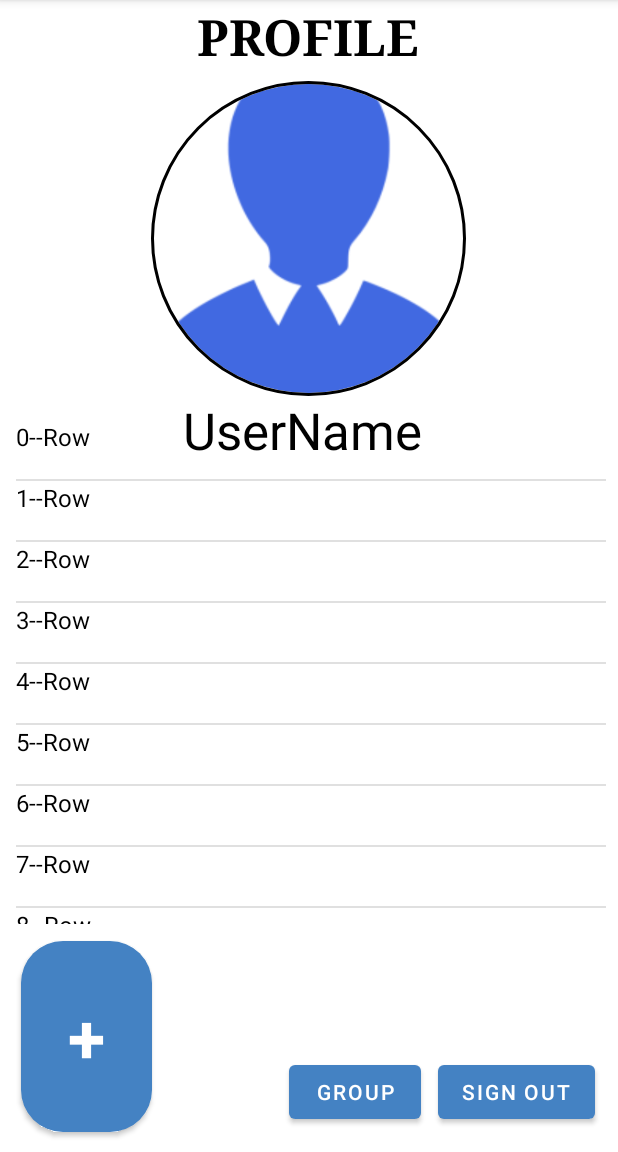
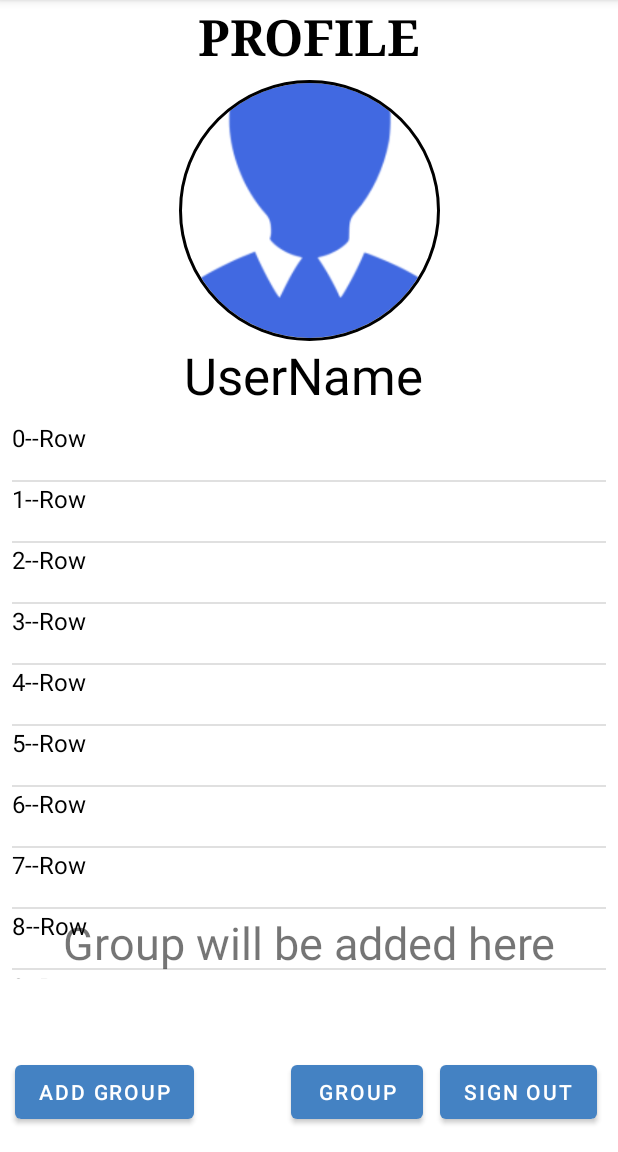
Before and after one commit to Divyang-Sharma/Split-It, an Android app: the ProfileActivity screen opened directly, with no data from a screen before it, on a phone screen of 412 x 824 dp, the part 84-1236 px from its top. Run offline under Robolectric (Android 15) with nearby library versions, the phone set to English and light mode, and no system bars; our stand-ins replace CircleImageView.

Commit message:
Profile-page + Dialog

```diff
--- a/app/src/main/java/com/example/split_it/ProfileActivity.java
+++ b/app/src/main/java/com/example/split_it/ProfileActivity.java
@@ -16,6 +16,7 @@ import android.widget.Button;
 import android.widget.ImageView;
 import android.widget.TextView;
 
+
 import com.bumptech.glide.Glide;
 import com.google.android.gms.auth.api.signin.GoogleSignIn;
 import com.google.android.gms.auth.api.signin.GoogleSignInAccount;
@@ -28,14 +29,16 @@ import java.time.Instant;
 import java.util.ArrayList;
 import java.util.List;
 
-public class ProfileActivity extends AppCompatActivity {
+public class ProfileActivity extends AppCompatActivity implements ExampleDialog.ExampleDialogListener {
     GoogleSignInOptions gso;
     GoogleSignInClient gsc;
     TextView name, email;
     Button signOutBtn;
     ImageView ProfilePhoto;
     Button groupBtn;
+    private TextView textViewUsername;
 
+    private Button button;
 
     @Override
     protected void onCreate(Bundle savedInstanceState) {
@@ -68,6 +71,16 @@ public class ProfileActivity extends AppCompatActivity {
             Glide.with(this).load(String.valueOf(Photo)).placeholder(defaultimage).into(ProfilePhoto);
 
         }
+//Dialog
+        textViewUsername = (TextView) findViewById(R.id.textview_username);
+
+        button = (Button) findViewById(R.id.button);
+        button.setOnClickListener(new View.OnClickListener() {
+                                      @Override
+                                      public void onClick(View v) {
+                                          openDialog();
+                                      }
+        });
 //Sign-Out Button On Click Listener
         signOutBtn.setOnClickListener(new View.OnClickListener() {
             @Override
@@ -100,7 +113,22 @@ public class ProfileActivity extends AppCompatActivity {
             data.add(String.valueOf(i) + "--Row");
         }
         return data;
+
     }
+    //Dialog Funtions
+    public void openDialog() {
+        ExampleDialog exampleDialog = new ExampleDialog();
+        exampleDialog.show(getSupportFragmentManager(), "example dialog");
+    }
+
+    @Override
+    public void applyTexts(String username) {
+        textViewUsername.setText(username);
+
+    }
+
+
+
 //Sign-Out
     void signOut(){
         gsc.signOut().addOnCompleteListener(new OnCompleteListener<Void>() {
@@ -110,5 +138,6 @@ public class ProfileActivity extends AppCompatActivity {
                 startActivity(new Intent(ProfileActivity.this,LoginActivity.class));
             }
         });
+
     }
 }
--- a/app/src/main/res/layout/activity_profile.xml
+++ b/app/src/main/res/layout/activity_profile.xml
@@ -14,16 +14,13 @@
         android:layout_height="wrap_content"
         android:layout_centerHorizontal="true"
         android:layout_centerVertical="true"
-        android:layout_marginBottom="13dp"
+        android:layout_marginStart="34dp"
+        android:layout_marginTop="227dp"
         android:text="UserName"
         android:textColor="@color/black"
         android:textSize="34sp"
-        app:layout_constraintBottom_toTopOf="@+id/recycler_view"
-        app:layout_constraintEnd_toEndOf="parent"
-        app:layout_constraintHorizontal_bias="0.484"
-        app:layout_constraintStart_toStartOf="parent"
-        app:layout_constraintTop_toBottomOf="@+id/ProfilePhoto"
-        app:layout_constraintVertical_bias="0.0" />
+        app:layout_constraintStart_toStartOf="@+id/ProfilePhoto"
+        app:layout_constraintTop_toTopOf="parent" />
 
     <Button
         android:id="@+id/signout"
@@ -31,27 +28,26 @@
         android:layout_height="wrap_content"
         android:layout_alignParentBottom="true"
         android:layout_centerHorizontal="true"
-        android:layout_marginEnd="15dp"
+        android:layout_marginEnd="14dp"
         android:layout_marginBottom="16dp"
         android:text="Sign out"
         app:layout_constraintBottom_toBottomOf="parent"
-        app:layout_constraintEnd_toEndOf="parent"
-        app:layout_constraintStart_toEndOf="@+id/dummy_button" />
+        app:layout_constraintEnd_toEndOf="parent" />
 
 
     <de.hdodenhof.circleimageview.CircleImageView
         android:id="@+id/ProfilePhoto"
         android:layout_width="235dp"
-        android:layout_height="0dp"
-        android:layout_marginBottom="504dp"
+        android:layout_height="174dp"
+        android:layout_marginTop="53dp"
+        android:layout_marginBottom="53dp"
         android:src="@drawable/image"
         app:civ_border_color="@color/black"
         app:civ_border_width="2dp"
-        app:layout_constraintBottom_toBottomOf="parent"
+        app:layout_constraintBottom_toTopOf="@+id/recycler_view"
         app:layout_constraintEnd_toEndOf="parent"
-        app:layout_constraintHorizontal_bias="0.497"
         app:layout_constraintStart_toStartOf="parent"
-        app:layout_constraintTop_toBottomOf="@+id/pagetitle" />
+        app:layout_constraintTop_toTopOf="parent" />
 
     <TextView
         android:id="@+id/pagetitle"
@@ -59,56 +55,64 @@
         android:layout_height="wrap_content"
 
         android:layout_marginTop="1dp"
-        android:layout_marginEnd="44dp"
-        android:layout_marginBottom="7dp"
         android:fontFamily="serif"
         android:text="PROFILE"
         android:textAlignment="center"
         android:textColor="@color/black"
         android:textSize="33dp"
         android:textStyle="bold"
-        app:layout_constraintBottom_toTopOf="@+id/ProfilePhoto"
-        app:layout_constraintEnd_toEndOf="@+id/ProfilePhoto"
-        app:layout_constraintTop_toTopOf="parent"
-        app:layout_constraintVertical_bias="0.0" />
+        app:layout_constraintEnd_toEndOf="parent"
+        app:layout_constraintStart_toStartOf="parent"
+        app:layout_constraintTop_toTopOf="parent" />
 
     <Button
         android:id="@+id/dummy_button"
         android:layout_width="wrap_content"
         android:layout_height="wrap_content"
         android:layout_marginEnd="11dp"
-        android:layout_marginBottom="16dp"
         android:text="Group"
-        app:layout_constraintBottom_toBottomOf="parent"
-        app:layout_constraintEnd_toStartOf="@+id/signout"
-        app:layout_constraintStart_toEndOf="@+id/addItem" />
+        app:layout_constraintBaseline_toBaselineOf="@+id/signout"
+        app:layout_constraintEnd_toStartOf="@+id/signout" />
 
     <androidx.recyclerview.widget.RecyclerView
         android:id="@+id/recycler_view"
-        android:layout_width="393dp"
-        android:layout_height="336dp"
-        android:layout_marginTop="280dp"
+        android:layout_width="0dp"
+        android:layout_height="0dp"
+        android:layout_marginStart="8dp"
+        android:layout_marginTop="53dp"
         android:layout_marginEnd="8dp"
-        android:layout_marginBottom="5dp"
-        app:layout_constraintBottom_toTopOf="@+id/addItem"
+        android:layout_marginBottom="51dp"
+        app:layout_constraintBottom_toTopOf="@+id/button"
         app:layout_constraintEnd_toEndOf="parent"
+        app:layout_constraintStart_toStartOf="parent"
+        app:layout_constraintTop_toTopOf="@+id/name" />
+
+    <TextView
+        android:id="@+id/textview_username"
+        android:layout_width="match_parent"
+        android:layout_height="wrap_content"
+        android:layout_alignParentStart="true"
+        android:layout_centerVertical="true"
+        android:layout_marginTop="608dp"
+        android:gravity="center_horizontal"
+        android:text="Group will be added here"
+        android:textSize="30sp"
+        app:layout_constraintEnd_toEndOf="parent"
+        app:layout_constraintHorizontal_bias="0.0"
+        app:layout_constraintStart_toStartOf="parent"
         app:layout_constraintTop_toTopOf="parent" />
 
-    <com.google.android.material.button.MaterialButton
-        android:id="@+id/addItem"
-        style="@style/Theme.SplitIt"
-        android:layout_width="0dp"
-        android:layout_height="0dp"
-        android:layout_marginStart="14dp"
-        android:layout_marginEnd="91dp"
-        android:layout_marginBottom="7dp"
-        android:text="+"
-        android:textAlignment="center"
-        android:textSize="45dp"
-        android:textStyle="bold"
-        app:cornerRadius="28dp"
+    <Button
+        android:id="@+id/button"
+        android:layout_width="wrap_content"
+        android:layout_height="wrap_content"
+
+        android:layout_alignParentBottom="true"
+        android:layout_centerHorizontal="true"
+        android:layout_marginStart="10dp"
+
+        android:layout_marginBottom="16dp"
+        android:text="Add Group"
         app:layout_constraintBottom_toBottomOf="parent"
-        app:layout_constraintEnd_toStartOf="@+id/dummy_button"
-        app:layout_constraintStart_toStartOf="parent"
-        app:layout_constraintTop_toBottomOf="@+id/recycler_view" />
+        app:layout_constraintStart_toStartOf="parent" />
 </androidx.constraintlayout.widget.ConstraintLayout>
```
Also changed, not shown: app/src/main/java/com/example/split_it/ExampleDialog.java (added, +67 -0 lines), app/src/main/res/layout/layout_dialog.xml (added, +14 -0 lines).
